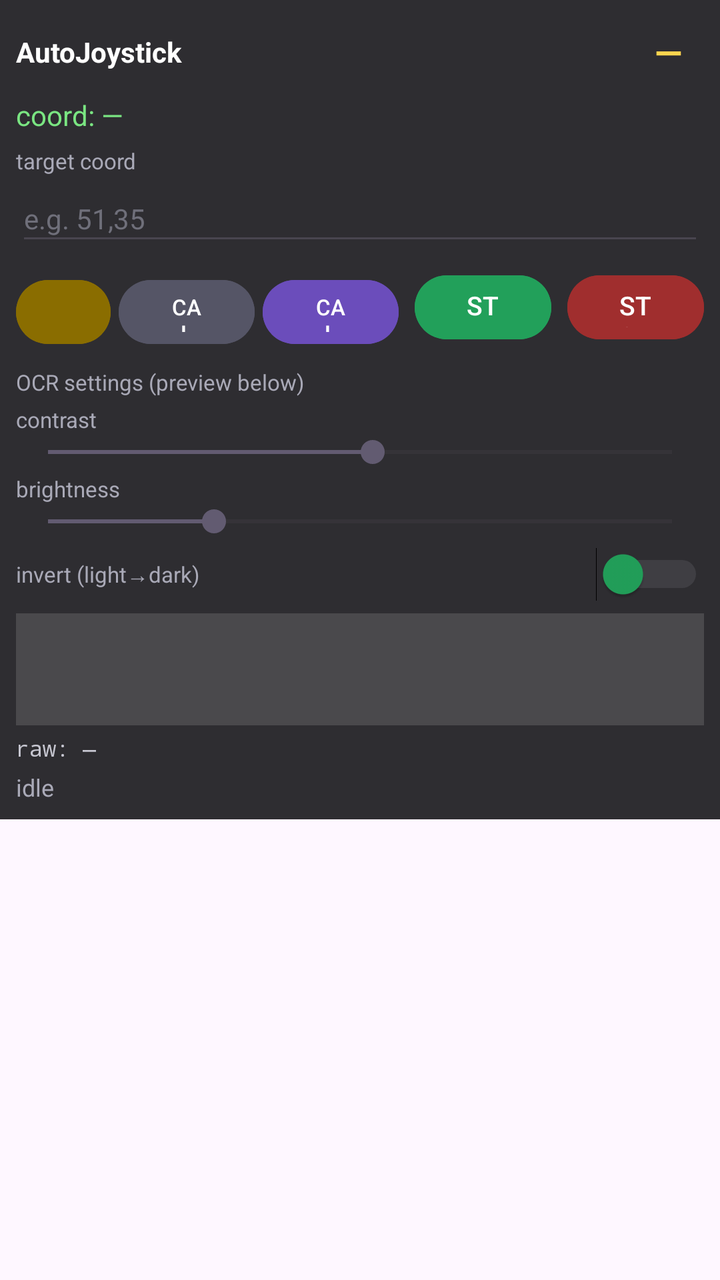
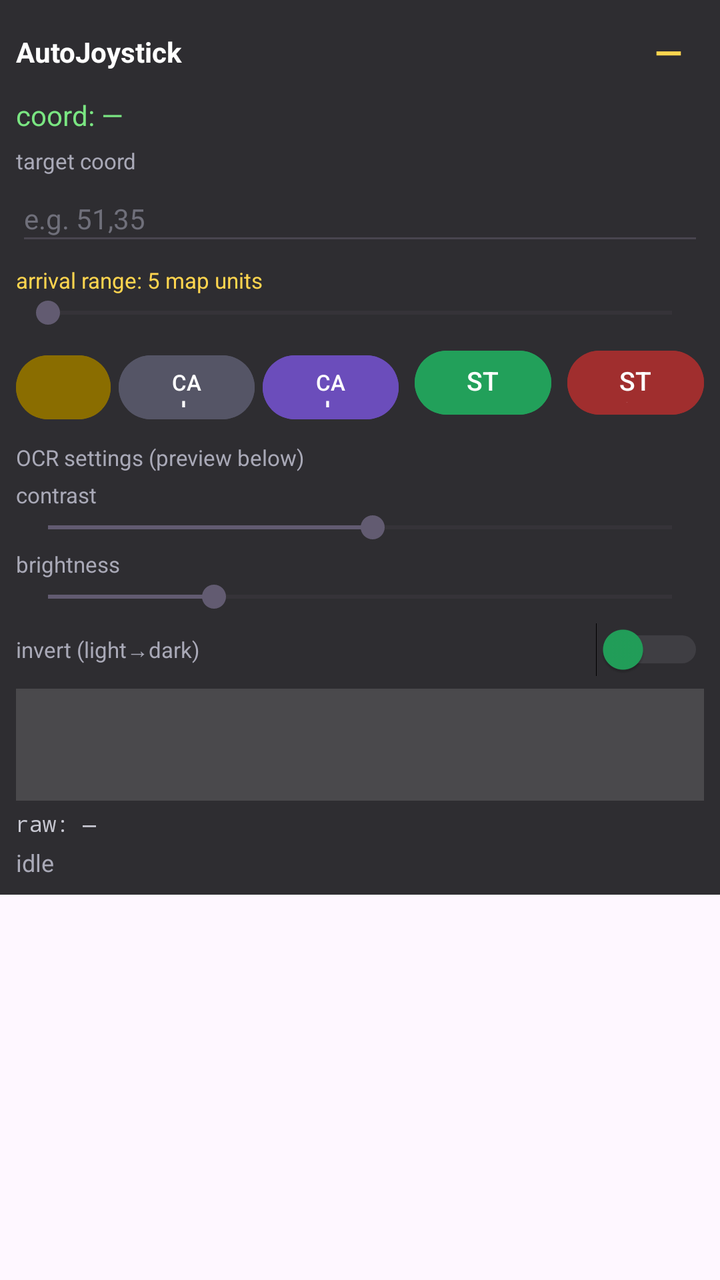

Two renders of the same Android screen: before a commit and after it. Below are the layout's source before the change and the commit's diff.
<!-- AndroidManifest.xml: application theme Theme.AutoJoystick -->
<!-- res/layout/overlay.xml -->
<?xml version="1.0" encoding="utf-8"?>
<LinearLayout xmlns:android="http://schemas.android.com/apk/res/android"
    android:layout_width="260dp"
    android:layout_height="wrap_content"
    android:orientation="vertical">

    <TextView
        android:id="@+id/ov_dot"
        android:layout_width="42dp"
        android:layout_height="42dp"
        android:background="#CC22A05A"
        android:gravity="center"
        android:text="AJ"
        android:textColor="#FFFFFF"
        android:textStyle="bold"
        android:visibility="gone"/>

    <LinearLayout
        android:id="@+id/ov_panel"
        android:layout_width="match_parent"
        android:layout_height="wrap_content"
        android:background="#E618181B"
        android:orientation="vertical"
        android:padding="8dp">

        <LinearLayout
            android:layout_width="match_parent"
            android:layout_height="wrap_content"
            android:gravity="center_vertical"
            android:orientation="horizontal">

            <TextView
                android:id="@+id/ov_title"
                android:layout_width="0dp"
                android:layout_height="wrap_content"
                android:layout_weight="1"
                android:text="AutoJoystick"
                android:textColor="#FFFFFF"
                android:textStyle="bold"/>

            <TextView
                android:id="@+id/ov_minimize"
                android:layout_width="36dp"
                android:layout_height="36dp"
                android:gravity="center"
                android:text="—"
                android:textColor="#FFD54F"
                android:textSize="18sp"
                android:textStyle="bold"/>
        </LinearLayout>

        <TextView
            android:id="@+id/ov_coord"
            android:layout_width="match_parent"
            android:layout_height="wrap_content"
            android:layout_marginTop="4dp"
            android:text="coord: —"
            android:textColor="#7AE582"/>

        <TextView
            android:layout_width="match_parent"
            android:layout_height="wrap_content"
            android:layout_marginTop="6dp"
            android:text="target coord"
            android:textColor="#A9A9B7"
            android:textSize="11sp"/>
        <EditText
            android:id="@+id/ov_target"
            android:layout_width="match_parent"
            android:layout_height="40dp"
            android:hint="e.g. 51,35"
            android:inputType="text"
            android:textColor="#FFFFFF"
            android:textColorHint="#6F6F7A"
            android:textSize="14sp"/>

        <LinearLayout
            android:layout_width="match_parent"
            android:layout_height="wrap_content"
            android:layout_marginTop="6dp"
            android:orientation="horizontal">

            <Button
                android:id="@+id/ov_test"
                android:layout_width="0dp"
                android:layout_height="40dp"
                android:layout_marginEnd="4dp"
                android:layout_weight="0.7"
                android:backgroundTint="#8A6D00"
                android:text="TEST"
                android:textColor="#FFFFFF"
                android:textSize="11sp"/>

            <Button
                android:id="@+id/ov_cal_joy"
                android:layout_width="0dp"
                android:layout_height="40dp"
                android:layout_marginEnd="4dp"
                android:layout_weight="1"
                android:backgroundTint="#555566"
                android:text="CAL JOY"
                android:textColor="#FFFFFF"
                android:textSize="11sp"/>

            <Button
                android:id="@+id/ov_cal_coord"
                android:layout_width="0dp"
                android:layout_height="40dp"
                android:layout_marginEnd="4dp"
                android:layout_weight="1"
                android:backgroundTint="#6B4DBB"
                android:text="CAL COORD"
                android:textColor="#FFFFFF"
                android:textSize="11sp"/>

            <Button
                android:id="@+id/ov_start"
                android:layout_width="0dp"
                android:layout_height="40dp"
                android:layout_marginHorizontal="4dp"
                android:layout_weight="1"
                android:backgroundTint="#22A05A"
                android:text="START"
                android:textColor="#FFFFFF"
                android:textSize="13sp"/>

            <Button
                android:id="@+id/ov_stop"
                android:layout_width="0dp"
                android:layout_height="40dp"
                android:layout_marginStart="4dp"
                android:layout_weight="1"
                android:backgroundTint="#A02E2E"
                android:text="STOP"
                android:textColor="#FFFFFF"
                android:textSize="13sp"/>
        </LinearLayout>

        <TextView
            android:layout_width="match_parent"
            android:layout_height="wrap_content"
            android:layout_marginTop="10dp"
            android:text="OCR settings (preview below)"
            android:textColor="#A9A9B7"
            android:textSize="11sp"/>

        <TextView
            android:layout_width="match_parent"
            android:layout_height="wrap_content"
            android:layout_marginTop="4dp"
            android:text="contrast"
            android:textColor="#A9A9B7"
            android:textSize="11sp"/>
        <SeekBar
            android:id="@+id/ov_contrast"
            android:layout_width="match_parent"
            android:layout_height="wrap_content"
            android:max="250"
            android:progress="130"/>

        <TextView
            android:layout_width="match_parent"
            android:layout_height="wrap_content"
            android:layout_marginTop="2dp"
            android:text="brightness"
            android:textColor="#A9A9B7"
            android:textSize="11sp"/>
        <SeekBar
            android:id="@+id/ov_brightness"
            android:layout_width="match_parent"
            android:layout_height="wrap_content"
            android:max="256"
            android:progress="68"/>

        <LinearLayout
            android:layout_width="match_parent"
            android:layout_height="wrap_content"
            android:layout_marginTop="4dp"
            android:orientation="horizontal"
            android:gravity="center_vertical">
            <TextView
                android:layout_width="0dp"
                android:layout_height="wrap_content"
                android:layout_weight="1"
                android:text="invert (light→dark)"
                android:textColor="#A9A9B7"
                android:textSize="11sp"/>
            <Switch
                android:id="@+id/ov_invert"
                android:layout_width="wrap_content"
                android:layout_height="wrap_content"
                android:thumbTint="#22A05A"
                android:trackTint="#6F6F7A"/>
        </LinearLayout>

        <ImageView
            android:id="@+id/ov_preview"
            android:layout_width="match_parent"
            android:layout_height="56dp"
            android:layout_marginTop="6dp"
            android:scaleType="fitCenter"
            android:background="#22FFFFFF"
            android:contentDescription="OCR preview crop"/>

        <TextView
            android:id="@+id/ov_debug"
            android:layout_width="match_parent"
            android:layout_height="wrap_content"
            android:layout_marginTop="4dp"
            android:fontFamily="monospace"
            android:text="raw: —"
            android:textColor="#C7C7D1"
            android:textSize="11sp"/>

        <TextView
            android:id="@+id/ov_status"
            android:layout_width="match_parent"
            android:layout_height="wrap_content"
            android:layout_marginTop="4dp"
            android:text="idle"
            android:textColor="#A9A9B7"
            android:textSize="12sp"/>
    </LinearLayout>
</LinearLayout>
<!-- resources referenced by this layout -->
<resources>
  <style name="Theme.AutoJoystick" parent="Theme.Material3.DayNight.NoActionBar">
          <item name="android:statusBarColor">#1B1B1F</item>
      </style>
</resources>

<!-- the commit's change to res/layout/overlay.xml (unified diff, before → after) -->
@@ -74,6 +74,22 @@
             android:textColorHint="#6F6F7A"
             android:textSize="14sp"/>
 
+        <TextView
+            android:id="@+id/ov_arrival_label"
+            android:layout_width="match_parent"
+            android:layout_height="wrap_content"
+            android:layout_marginTop="5dp"
+            android:text="arrival range: 5 map units"
+            android:textColor="#FFD54F"
+            android:textSize="11sp"/>
+
+        <SeekBar
+            android:id="@+id/ov_arrival"
+            android:layout_width="match_parent"
+            android:layout_height="wrap_content"
+            android:max="5"
+            android:progress="0"/>
+
         <LinearLayout
             android:layout_width="match_parent"
             android:layout_height="wrap_content"
